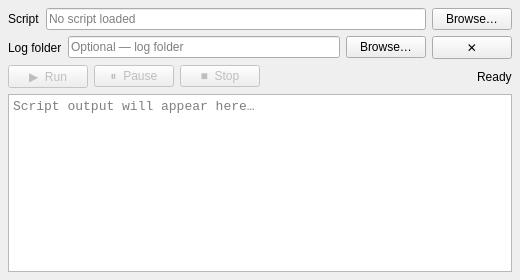
First picture: the form in rxnbench/frontend/src/rxn_bench_ui/core/ui/experiment_panel.ui, repository RxnRover/RxnBench, before the edit.
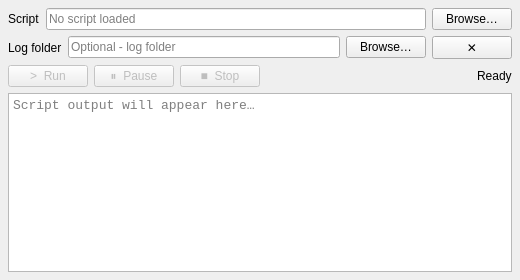
Second picture: the form after the edit.

Patch:
```diff
--- a/rxnbench/frontend/src/rxn_bench_ui/core/ui/experiment_panel.ui
+++ b/rxnbench/frontend/src/rxn_bench_ui/core/ui/experiment_panel.ui
@@ -52,7 +52,7 @@
      <item>
       <widget class="QLineEdit" name="log_folder_edit">
        <property name="readOnly"><bool>true</bool></property>
-       <property name="placeholderText"><string>Optional — log folder</string></property>
+       <property name="placeholderText"><string>Optional - log folder</string></property>
       </widget>
      </item>
      <item>
@@ -78,7 +78,7 @@
      <item>
       <widget class="QPushButton" name="play_btn">
        <property name="enabled"><bool>false</bool></property>
-       <property name="text"><string>▶  Run</string></property>
+       <property name="text"><string>>  Run</string></property>
       </widget>
      </item>
      <item>
```
